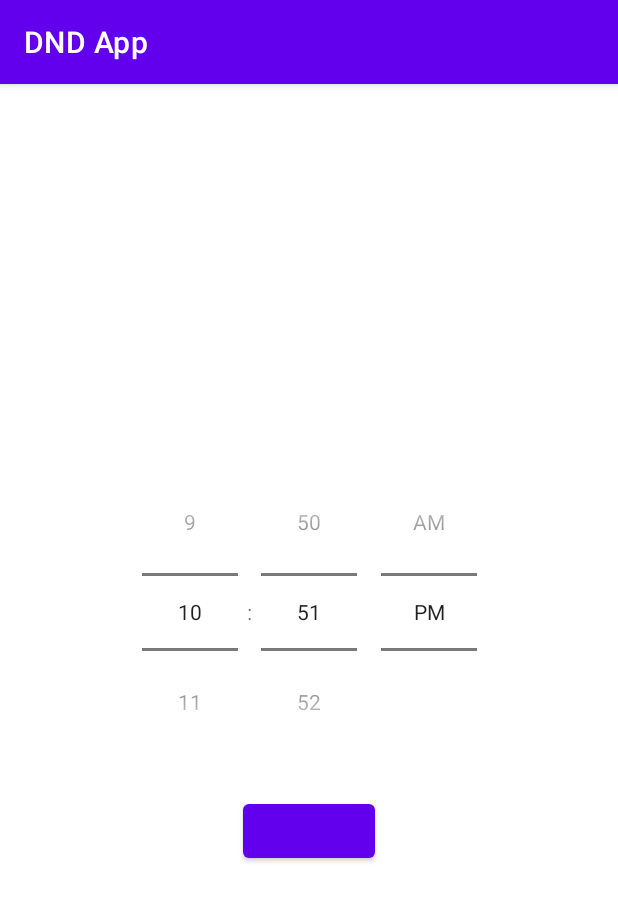
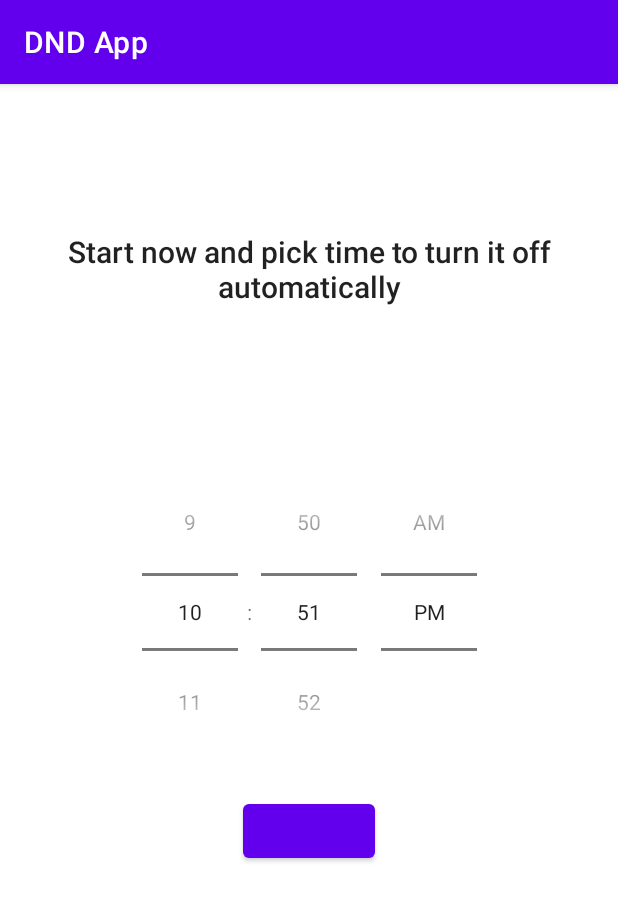
Before and after one commit to Ahmed-P-Mostafa/Do-Not-Disturb-App, an Android app: the screen it shows after launch (MainActivity), on a phone screen of 412 x 824 dp. Shown: the top 901 px of the screen. Run offline under Robolectric (Android 15) with nearby library versions, the light colour scheme and no system bars; our stand-ins replace Dagger/Hilt's generated code, data binding; 12 statements that could not run were skipped.

Commit message:
ui improving

```diff
--- a/app/src/main/res/layout/activity_main.xml
+++ b/app/src/main/res/layout/activity_main.xml
@@ -14,6 +14,18 @@
         android:layout_width="match_parent"
         android:layout_height="match_parent"
         tools:context=".MainActivity">
+
+        <TextView
+            android:layout_width="wrap_content"
+            android:layout_height="wrap_content"
+            app:layout_constraintStart_toStartOf="parent"
+            app:layout_constraintEnd_toEndOf="parent"
+            app:layout_constraintTop_toTopOf="parent"
+            app:layout_constraintBottom_toTopOf="@id/timePicker"
+            android:text="@string/main_title"
+            android:textAppearance="@style/TextAppearance.AppCompat.Title"
+            android:textAlignment="center"
+            android:textAllCaps="false"/>
 
 
         <TimePicker
--- a/app/src/main/res/values/strings.xml
+++ b/app/src/main/res/values/strings.xml
@@ -8,4 +8,5 @@
     <string name="stop_dnd">Stop DND</string>
     <string name="notif_title">Do not disturb</string>
     <string name="notif_ticker">Do Not Disturb mode is on</string>
+    <string name="main_title">Start now and pick time to turn it off automatically</string>
 </resources>
```
